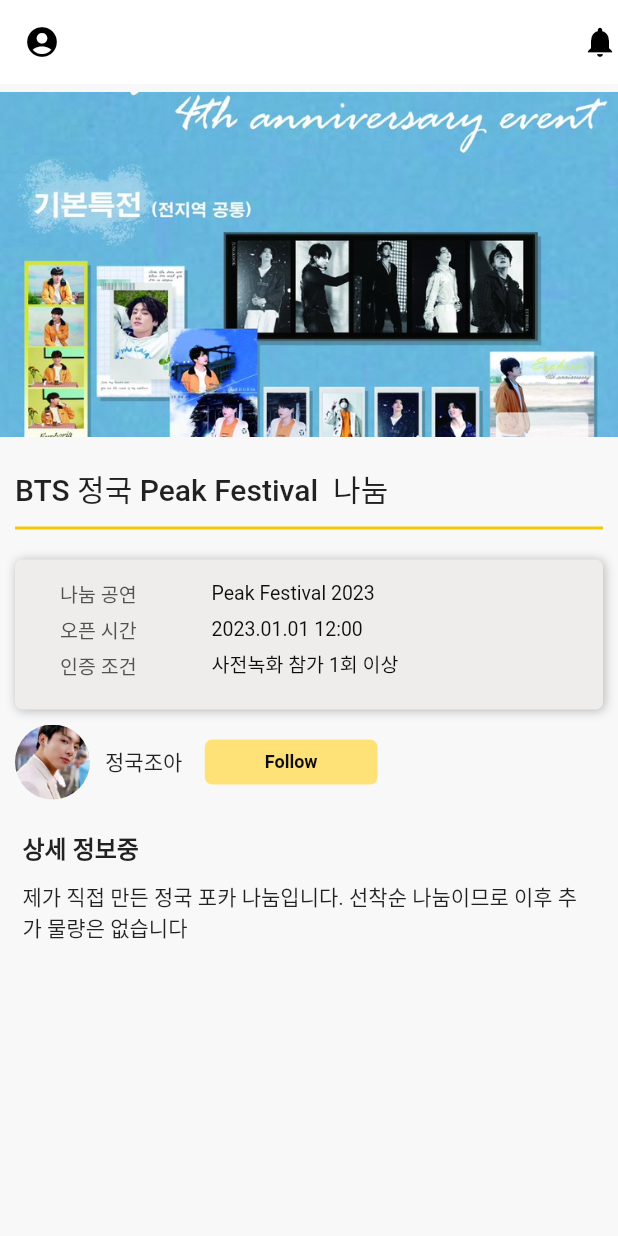
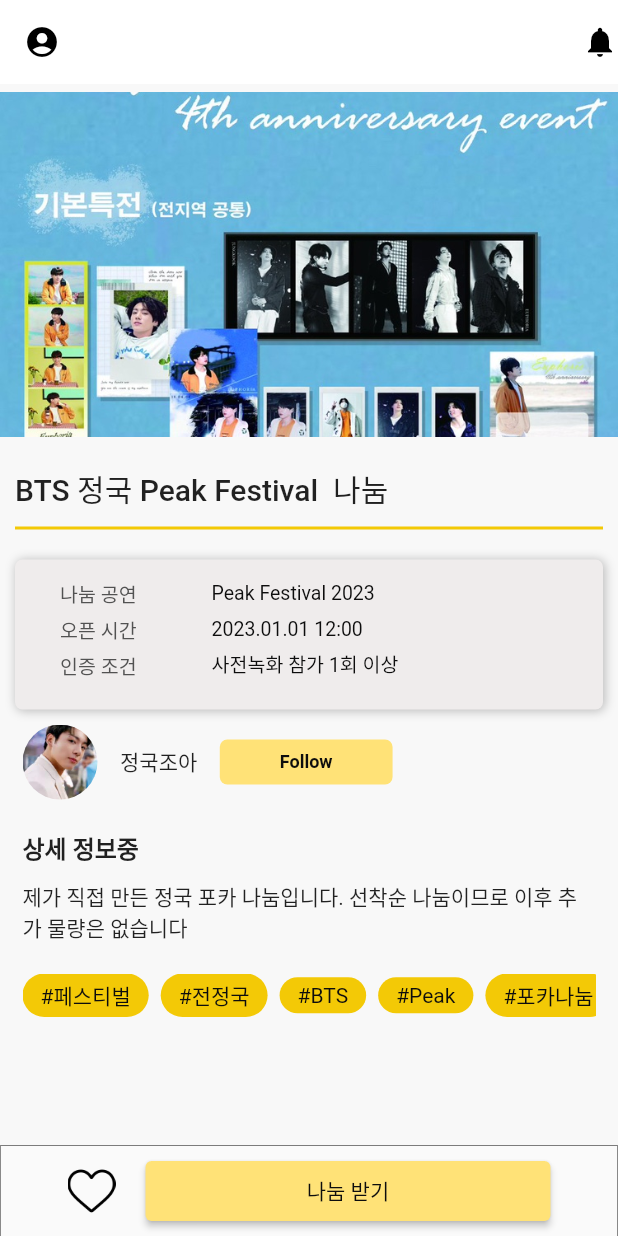
Before and after one commit to jieunlee0106/git_lab, a Flutter app: the screen it shows after launch, on a phone screen of 412 x 824 dp. Run offline on Flutter 3.47's test engine with Material 2 defaults, Android fonts, the phone set to English and light mode, and no system bars; our stand-ins replace carousel_slider, flutter_svg, get, logger; missing offline and left inert: multi_image_picker_view, platform_date_picker.

Commit message:
S08P31B207-271 feat: 나눔상세 하단 버튼

```diff
--- a/fe/user/nnz/lib/main.dart
+++ b/fe/user/nnz/lib/main.dart
@@ -80,7 +80,7 @@ class MyApp extends StatelessWidget {
         ),
         GetPage(
             name: "/sharingDetail",
-            page: () => const SharingDetail(),
+            page: () => SharingDetail(),
             transition: Transition.rightToLeft),
       ],
     );
--- /dev/null
+++ b/fe/user/nnz/lib/src/components/sharing_detail/share_float_button.dart
@@ -0,0 +1,73 @@
+import 'package:flutter/material.dart';
+import 'package:nnz/src/config/config.dart';
+
+class PurchaseButton extends StatelessWidget {
+  const PurchaseButton({super.key});
+
+  @override
+  Widget build(BuildContext context) {
+    return SizedBox(
+      width: 270,
+      height: 40,
+      child: ElevatedButton(
+        style: ElevatedButton.styleFrom(backgroundColor: Config.yellowColor),
+        onPressed: () {
+          showModalBottomSheet(
+            context: context,
+            isDismissible: true,
+            backgroundColor: Colors.transparent,
+            builder: (BuildContext context) {
+              return Container(
+                height: MediaQuery.of(context).size.height * 0.7,
+                decoration: const BoxDecoration(
+                  color: Colors.white,
+                  borderRadius: BorderRadius.only(
+                    topLeft: Radius.circular(20),
+                    topRight: Radius.circular(20),
+                  ),
+                ),
+                child: Column(
+                  mainAxisAlignment: MainAxisAlignment.spaceEvenly,
+                  children: [
+                    const Text(
+                      '인증',
+                      style: TextStyle(
+                        fontSize: 24,
+                        fontWeight: FontWeight.bold,
+                      ),
+                    ),
+                    ElevatedButton(
+                      style: ElevatedButton.styleFrom(
+                          backgroundColor: Config.yellowColor),
+                      onPressed: () {},
+                      child: Container(
+                        decoration: BoxDecoration(color: Config.yellowColor),
+                        child: Text(
+                          '나눔 받기',
+                          style: TextStyle(
+                            fontSize: 14.0,
+                            color: Config.blackColor,
+                          ),
+                        ),
+                      ),
+                    ),
+                  ],
+                ),
+              );
+            },
+          );
+        },
+        child: Container(
+          decoration: BoxDecoration(color: Config.yellowColor),
+          child: Text(
+            '나눔 받기',
+            style: TextStyle(
+              fontSize: 14.0,
+              color: Config.blackColor,
+            ),
+          ),
+        ),
+      ),
+    );
+  }
+}
--- /dev/null
+++ b/fe/user/nnz/lib/src/components/sharing_detail/sharing_tag.dart
@@ -0,0 +1,33 @@
+import 'package:flutter/material.dart';
+import 'package:nnz/src/config/config.dart';
+
+class HashTagBadge extends StatelessWidget {
+  const HashTagBadge({super.key, required this.tags});
+
+  final Map<String, Color> tags;
+
+  @override
+  Widget build(BuildContext context) {
+    return SingleChildScrollView(
+      scrollDirection: Axis.horizontal,
+      child: Row(
+        children: tags.entries.map((entry) {
+          return Container(
+            padding: const EdgeInsets.symmetric(horizontal: 12, vertical: 4),
+            margin: const EdgeInsets.only(right: 8),
+            decoration: BoxDecoration(
+              color: entry.value,
+              borderRadius: BorderRadius.circular(20),
+            ),
+            child: Text(
+              entry.key,
+              style: TextStyle(
+                color: Config.blackColor,
+              ),
+            ),
+          );
+        }).toList(),
+      ),
+    );
+  }
+}
--- a/fe/user/nnz/lib/src/pages/share/sharing_detail.dart
+++ b/fe/user/nnz/lib/src/pages/share/sharing_detail.dart
@@ -1,11 +1,15 @@
 import 'package:flutter/material.dart';
 
 import 'package:nnz/src/components/sharing_detail/divide_line.dart';
+import 'package:nnz/src/components/sharing_detail/share_float_button.dart';
 import 'package:nnz/src/components/sharing_detail/sharing_button.dart';
 import 'package:nnz/src/components/sharing_detail/sharing_card.dart';
+import 'package:nnz/src/components/sharing_detail/sharing_tag.dart';
 
 class SharingDetail extends StatelessWidget {
-  const SharingDetail({super.key});
+  final List<String> sharetag = ["해시태그1", "해시태그2", "해시태그3"];
+
+  SharingDetail({super.key});
 
   @override
   Widget build(BuildContext context) {
@@ -40,7 +44,8 @@ class SharingDetail extends StatelessWidget {
                     padding: EdgeInsets.symmetric(horizontal: 10),
                     child: Text(
                       "BTS 정국 Peak Festival  나눔",
-                    style: TextStyle(fontSize: 20, fontWeight: FontWeight.w500),
+                      style:
+                          TextStyle(fontSize: 20, fontWeight: FontWeight.w500),
                     ),
                   ),
                 ],
@@ -65,7 +70,7 @@ class SharingDetail extends StatelessWidget {
               Row(
                 children: [
                   Padding(
-                  padding: const EdgeInsets.symmetric(horizontal: 10),
+                    padding: const EdgeInsets.symmetric(horizontal: 15),
                     child: Container(
                       width: 50,
                       height: 50,
@@ -102,8 +107,8 @@ class SharingDetail extends StatelessWidget {
                     children: [
                       Text(
                         "상세 정보중",
-                      style:
-                          TextStyle(fontSize: 16, fontWeight: FontWeight.w600),
+                        style: TextStyle(
+                            fontSize: 16, fontWeight: FontWeight.w600),
                       ),
                       SizedBox(
                         height: 10,
@@ -112,10 +117,50 @@ class SharingDetail extends StatelessWidget {
                     ],
                   ),
                 ),
-            )
+              ),
+              const SizedBox(
+                height: 20,
+              ),
+              const Padding(
+                padding: EdgeInsets.symmetric(horizontal: 15),
+                child: HashTagBadge(
+                  tags: {
+                    '#페스티벌': Color(0xFFF3C906),
+                    '#전정국': Color(0xFFF3C906),
+                    '#BTS': Color(0xFFF3C906),
+                    '#Peak': Color(0xFFF3C906),
+                    '#포카나눔': Color(0xFFF3C906),
+                  },
+                ),
+              ),
             ],
           ),
         ),
-    );
+        bottomSheet: Container(
+          decoration: const BoxDecoration(
+            border: Border(
+              top: BorderSide(width: 0.3, color: Colors.black),
+              left: BorderSide(width: 0.3, color: Colors.black),
+              right: BorderSide(width: 0.3, color: Colors.black),
+            ),
+          ),
+          child: const Padding(
+            padding: EdgeInsets.symmetric(vertical: 10),
+            child: Row(
+              mainAxisAlignment: MainAxisAlignment.center,
+              children: [
+                Image(
+                  image: AssetImage("assets/images/sharing_sample/heart.png"),
+                  width: 32,
+                  height: 32,
+                ),
+                SizedBox(
+                  width: 20,
+                ),
+                PurchaseButton(),
+              ],
+            ),
+          ),
+        ));
   }
 }
--- a/fe/user/nnz/pubspec.yaml
+++ b/fe/user/nnz/pubspec.yaml
@@ -59,6 +59,7 @@ flutter:
 
   # To add assets to your application, add an assets section, like this:
   assets:
+    - assets/
     - assets/images/
     - assets/images/login/
     - assets/images/bottom_navigator/
```
Also changed, not shown: fe/user/nnz/assets/images/sharing_sample/fullheart.png (added), fe/user/nnz/assets/images/sharing_sample/heart.png (added). Lines whose indentation alone changed are shown as unchanged.
